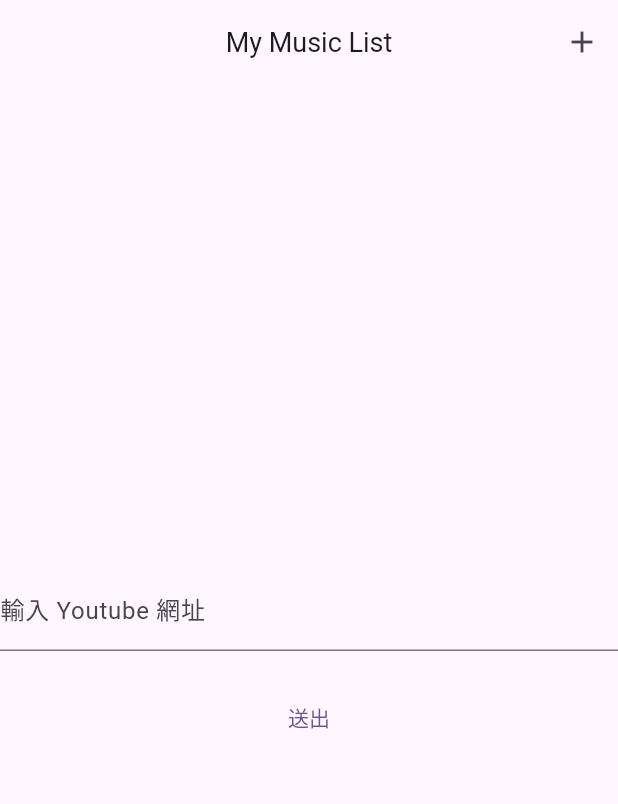
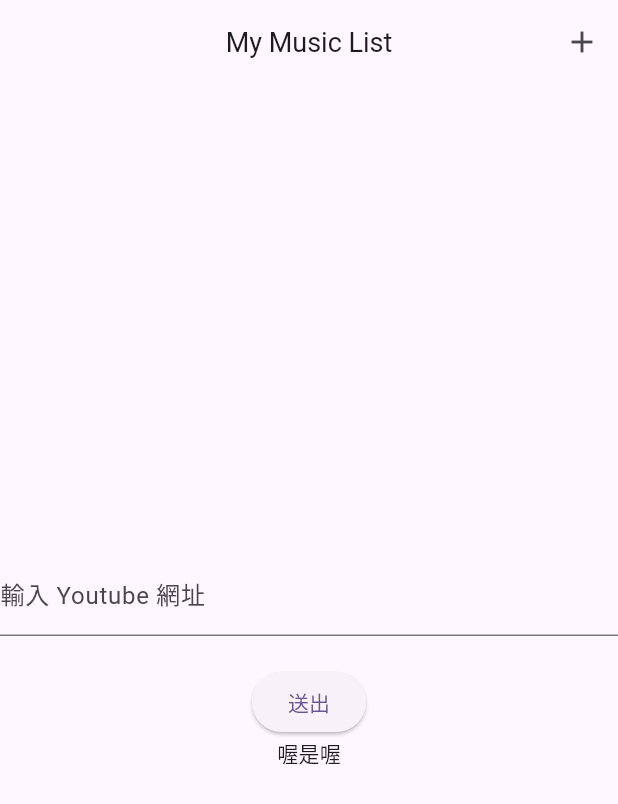
Before and after one commit to teddywang0824/music_player, a Flutter app: the screen it shows after launch, after a tap on "送出", on a phone screen of 412 x 824 dp. Shown: the top 804 px of the screen. Run offline on Flutter 3.47's test engine with Material 3 defaults, Android fonts, the phone set to English and light mode, and no system bars.

Commit message:
StatefulWidget引入 _status

```diff
--- a/lib/main.dart
+++ b/lib/main.dart
@@ -44,9 +44,16 @@
   }
 }
 
-class AudioDownload extends StatelessWidget {
-  AudioDownload({super.key});
+class AudioDownload extends StatefulWidget {
+  const AudioDownload({super.key});
+
+  @override
+  State<AudioDownload> createState() => _AudioDownloadState();
+}
+
+class _AudioDownloadState extends State<AudioDownload> {
   final TextEditingController _urlController = TextEditingController();
+  String _status = '';
 
   @override
   Widget build(BuildContext context){
@@ -60,10 +67,14 @@
           ),
         ),
         const SizedBox(height: 20,),
-        TextButton(onPressed: (){
+        ElevatedButton(onPressed: (){
           _testPathProvider();
           debugPrint("-----你輸入的是 ${_urlController.text}-----");
+          setState(() {
+            _status = '喔是喔';
+          });
         }, child: const Text("送出")),
+        Text(_status),
       ],
     );
   }
```
